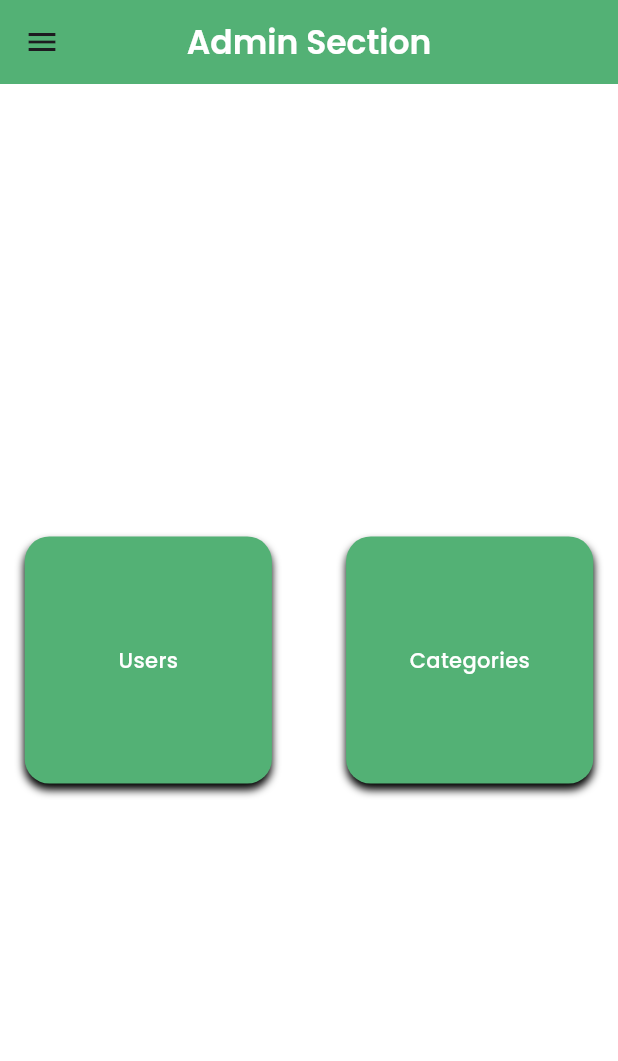
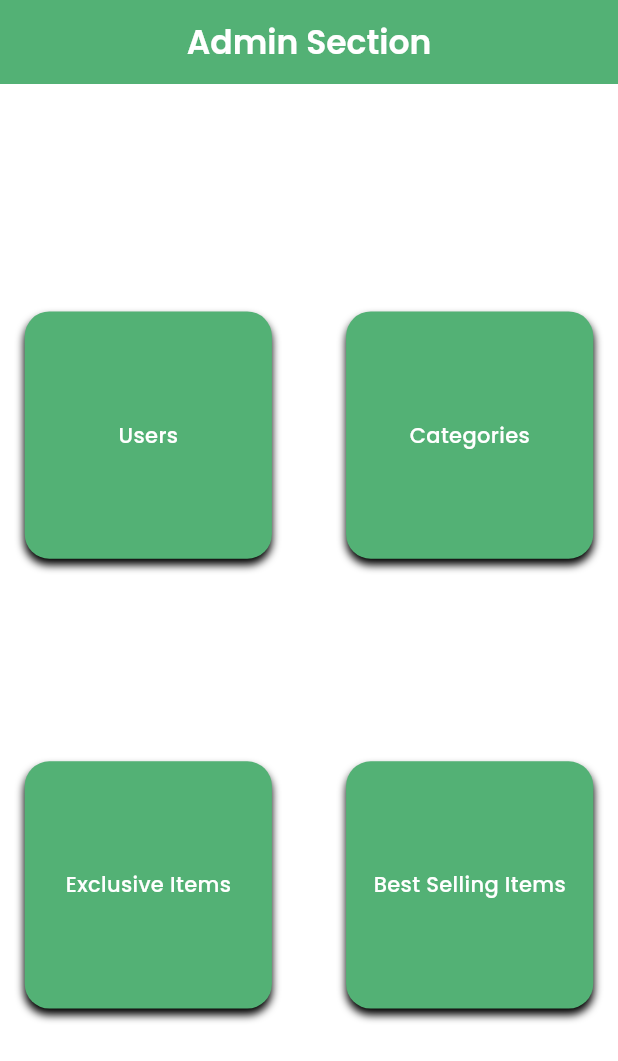
Before and after one commit to shibii787/nectar_admin, a Flutter app: the screen it shows after launch, on a phone screen of 412 x 824 dp. Shown: the top 1061 px of the screen. Run offline on Flutter 3.47's test engine with Material 3 defaults, Android fonts, the phone set to English and light mode, and no system bars; our stand-ins replace cloud_firestore, file_picker, firebase_core, firebase_storage, flutter_riverpod, google_fonts and 1 more; accounts and stored records are empty.

Commit message:
changes applied in pages

```diff
--- a/lib/app_administration/categories/app_categories.dart
+++ b/lib/app_administration/categories/app_categories.dart
@@ -91,9 +91,6 @@ class _categoriesState extends State<categories> {
 
                 },
               ),
-              ElevatedButton(onPressed: () {
-                Text("Submit");
-              }, child: Text(""))
             ],
           ),
         ),
--- a/lib/app_administration/categories/itemAddPage.dart
+++ b/lib/app_administration/categories/itemAddPage.dart
@@ -1,6 +1,4 @@
 import 'dart:typed_data';
-
-
 import 'package:file_picker/file_picker.dart';
 import 'package:firebase_storage/firebase_storage.dart';
 import 'package:flutter/material.dart';
--- a/lib/app_administration/home_page.dart
+++ /dev/null
@@ -1,287 +0,0 @@
-// import 'package:cloud_firestore/cloud_firestore.dart';
-// import 'package:flutter/material.dart';
-// import 'package:nectar_admin/app_administration/categories/add_category.dart';
-// import 'package:nectar_admin/app_administration/categories/app_categories.dart';
-// import 'package:nectar_admin/app_administration/users/app_users.dart';
-// import 'package:nectar_admin/core/common/colors.dart';
-// import 'package:sidebarx/sidebarx.dart';
-//
-// import '../main.dart';
-//
-// class homePage extends StatefulWidget {
-//   const homePage({super.key});
-//
-//   @override
-//   State<homePage> createState() => _homePageState();
-// }
-// class _homePageState extends State<homePage> {
-//
-//   bool isSmallscreen = false;
-//
-//   final _controller=SidebarXController(selectedIndex: 0,extended: true);
-//
-//   final _key= GlobalKey<ScaffoldState>();
-//
-//   @override
-//   Widget build(BuildContext context) {
-//     return Scaffold(
-//       key: _key,
-//       backgroundColor: theColors.primaryColor,
-//       appBar: isSmallscreen ? AppBar(
-//         leading: IconButton(
-//             onPressed: () {
-//               _key.currentState?.openDrawer();
-//             },
-//             icon: Icon(Icons.menu)),
-//         backgroundColor: theColors.third,
-//         automaticallyImplyLeading: false,
-//         centerTitle: true,
-//         title: Text("Admin Section",style: TextStyle(
-//           fontWeight: FontWeight.w600,
-//           color: theColors.primaryColor,
-//         ),),
-//       ) : null,
-//       drawer: Sidebar(controller: _controller),
-//       body: Padding(
-//         padding: EdgeInsets.all(w*0.04),
-//         child: Column(
-//           mainAxisAlignment: MainAxisAlignment.spaceEvenly,
-//           children: [
-//             Row(
-//               mainAxisAlignment: MainAxisAlignment.spaceBetween,
-//               children: [
-//                 InkWell(
-//                   onTap: () {
-//                     Navigator.push(context, MaterialPageRoute(builder: (context) => appUsers(),));                  },
-//                   child: Container(
-//                     height: h*0.2,
-//                     width: w*0.4,
-//                     decoration: BoxDecoration(
-//                       borderRadius: BorderRadius.circular(w*0.04),
-//                       color: theColors.third,
-//                       boxShadow: [
-//                         BoxShadow(
-//                           color: theColors.secondary,
-//                           blurRadius: w*0.01,
-//                           spreadRadius: w*0.0001,
-//                           offset: Offset(0, 4)
-//                         )
-//                       ]
-//                     ),
-//                     child: Center(
-//                       child: Text("Users",style: TextStyle(
-//                         fontWeight: FontWeight.w500,
-//                         color: theColors.primaryColor
-//                       ),),
-//                     ),
-//                   ),
-//                 ),
-//                 InkWell(
-//                   onTap: () {
-//                     Navigator.push(context, MaterialPageRoute(builder: (context) => addCategory(),));
-//                   },
-//                   child: Container(
-//                     height: h*0.2,
-//                     width: w*0.4,
-//                     decoration: BoxDecoration(
-//                       borderRadius: BorderRadius.circular(w*0.04),
-//                       color: theColors.third,
-//                       boxShadow: [
-//                         BoxShadow(
-//                           color: theColors.secondary,
-//                           blurRadius: w*0.01,
-//                           spreadRadius: w*0.0001,
-//                           offset: Offset(0, 4)
-//                         )
-//                       ]
-//                     ),
-//                     child: Center(
-//                       child: Text("Categories",style: TextStyle(
-//                         fontWeight: FontWeight.w500,
-//                         color: theColors.primaryColor
-//                       ),),
-//                     ),
-//                   ),
-//                 ),
-//               ],
-//             )
-//           ],
-//         ),
-//       ),
-//     );
-//
-//   }
-// }
-// class Sidebar extends StatelessWidget {
-//   const Sidebar({super.key,required SidebarXController controller}):_controller=controller;
-//   final SidebarXController _controller;
-//
-//
-//   @override
-//   Widget build(BuildContext context) {
-//     return SidebarX(controller:_controller,
-//         theme: SidebarXTheme(
-//           decoration: BoxDecoration(
-//             color: Colors.cyan,
-//             borderRadius: BorderRadius.only(topRight: Radius.circular(w*0.03),bottomRight: Radius.circular(w*0.03))
-//           ),
-//           iconTheme: IconThemeData(
-//             color: Colors.white
-//           ),
-//     ),
-//       items: [
-//         SidebarXItem(icon: Icons.home,label: "Home"),
-//         SidebarXItem(icon: Icons.search,label: "Search"),
-//         SidebarXItem(icon: Icons.settings,label: "settings"),
-//       ],
-//     );
-//
-//   }
-// }
-//
-
-import 'package:flutter/material.dart';
-import 'package:nectar_admin/app_administration/categories/add_category.dart';
-import 'package:nectar_admin/app_administration/categories/app_categories.dart';
-import 'package:nectar_admin/app_administration/users/app_users.dart';
-import 'package:nectar_admin/core/common/colors.dart';
-import 'package:sidebarx/sidebarx.dart';
-
-class homePage extends StatefulWidget {
-  const homePage({super.key});
-
-  @override
-  State<homePage> createState() => _homePageState();
-}
-
-class _homePageState extends State<homePage> {
-  bool isSmallScreen = false;
-  final _controller = SidebarXController(selectedIndex: 0, extended: true);
-  final _key = GlobalKey<ScaffoldState>();
-
-  @override
-  Widget build(BuildContext context) {
-    // Determine if the screen is small or large
-    isSmallScreen = MediaQuery.of(context).size.width < 600;
-
-    return Scaffold(
-      key: _key,
-      backgroundColor: theColors.primaryColor,
-      appBar: isSmallScreen ? AppBar(
-        leading: IconButton(
-            onPressed: () {
-              _key.currentState?.openDrawer();
-            },
-            icon: Icon(Icons.menu)),
-        backgroundColor: theColors.third,
-        automaticallyImplyLeading: false,
-        centerTitle: true,
-        title: Text(
-          "Admin Section",
-          style: TextStyle(
-            fontWeight: FontWeight.w600,
-            color: theColors.primaryColor,
-          ),
-        ),
-      ) : null,
-      drawer: isSmallScreen ? Sidebar(controller: _controller) : null,
-      body: Row(
-        children: [
-          if (!isSmallScreen) Sidebar(controller: _controller),
-          Expanded(
-            child: Padding(
-              padding: EdgeInsets.all(MediaQuery.of(context).size.width * 0.04),
-              child: Column(
-                mainAxisAlignment: MainAxisAlignment.spaceEvenly,
-                children: [
-                  Row(
-                    mainAxisAlignment: MainAxisAlignment.spaceBetween,
-                    children: [
-                      _buildNavigationCard(
-                        context,
-                        title: "Users",
-                        onTap: () => Navigator.push(
-                          context,
-                          MaterialPageRoute(builder: (context) => appUsers()),
-                        ),
-                      ),
-                      _buildNavigationCard(
-                        context,
-                        title: "Categories",
-                        onTap: () => Navigator.push(
-                          context,
-                          MaterialPageRoute(builder: (context) => addCategory()),
-                        ),
-                      ),
-                    ],
-                  ),
-                ],
-              ),
-            ),
-          ),
-        ],
-      ),
-    );
-  }
-
-  Widget _buildNavigationCard(BuildContext context, {required String title, required VoidCallback onTap}) {
-    final size = MediaQuery.of(context).size;
-    return InkWell(
-      onTap: onTap,
-      child: Container(
-        height: size.height * 0.2,
-        width: size.width * 0.4,
-        decoration: BoxDecoration(
-          borderRadius: BorderRadius.circular(size.width * 0.04),
-          color: theColors.third,
-          boxShadow: [
-            BoxShadow(
-              color: theColors.secondary,
-              blurRadius: size.width * 0.01,
-              spreadRadius: size.width * 0.0001,
-              offset: Offset(0, 4),
-            ),
-          ],
-        ),
-        child: Center(
-          child: Text(
-            title,
-            style: TextStyle(
-              fontWeight: FontWeight.w500,
-              color: theColors.primaryColor,
-            ),
-          ),
-        ),
-      ),
-    );
-  }
-}
-
-class Sidebar extends StatelessWidget {
-  const Sidebar({super.key, required SidebarXController controller}) : _controller = controller;
-  final SidebarXController _controller;
-
-  @override
-  Widget build(BuildContext context) {
-    return SidebarX(
-      controller: _controller,
-      theme: SidebarXTheme(
-        decoration: BoxDecoration(
-          color: Colors.cyan,
-          borderRadius: BorderRadius.only(
-            topRight: Radius.circular(MediaQuery.of(context).size.width * 0.03),
-            bottomRight: Radius.circular(MediaQuery.of(context).size.width * 0.03),
-          ),
-        ),
-        iconTheme: IconThemeData(
-          color: Colors.white,
-        ),
-      ),
-      items: [
-        SidebarXItem(icon: Icons.home, label: "Home"),
-        SidebarXItem(icon: Icons.search, label: "Search"),
-        SidebarXItem(icon: Icons.settings, label: "Settings"),
-      ],
-    );
-  }
-}
--- a/lib/app_intro/splash.dart
+++ b/lib/app_intro/splash.dart
@@ -1,7 +1,5 @@
-import 'dart:html';
-
 import 'package:flutter/material.dart';
-import 'package:nectar_admin/app_administration/home_page.dart';
+import 'package:nectar_admin/home_page.dart';
 import 'package:nectar_admin/core/common/colors.dart';
 
 import '../main.dart';
--- /dev/null
+++ b/lib/home_page.dart
@@ -0,0 +1,158 @@
+import 'package:flutter/material.dart';
+import 'package:nectar_admin/app_administration/categories/add_category.dart';
+import 'package:nectar_admin/app_administration/users/app_users.dart';
+import 'package:nectar_admin/core/common/colors.dart';
+
+
+import '../main.dart';
+
+class homePage extends StatefulWidget {
+  const homePage({super.key});
+
+  @override
+  State<homePage> createState() => _homePageState();
+}
+class _homePageState extends State<homePage> {
+
+  @override
+  Widget build(BuildContext context) {
+    return Scaffold(
+      backgroundColor: theColors.primaryColor,
+      appBar: AppBar(
+        backgroundColor: theColors.third,
+        automaticallyImplyLeading: false,
+        centerTitle: true,
+        title: Text("Admin Section",style: TextStyle(
+          fontWeight: FontWeight.w600,
+          color: theColors.primaryColor,
+        ),),
+      ),
+      body: Padding(
+        padding: EdgeInsets.all(w*0.04),
+        child: Column(
+          mainAxisAlignment: MainAxisAlignment.spaceEvenly,
+          children: [
+            Row(
+              mainAxisAlignment: MainAxisAlignment.spaceBetween,
+              children: [
+                InkWell(
+                  onTap: () {
+                    Navigator.push(context, MaterialPageRoute(builder: (context) => appUsers(),));                  },
+                  child: Container(
+                    height: h*0.2,
+                    width: w*0.4,
+                    decoration: BoxDecoration(
+                      borderRadius: BorderRadius.circular(w*0.04),
+                      color: theColors.third,
+                      boxShadow: [
+                        BoxShadow(
+                          color: theColors.secondary,
+                          blurRadius: w*0.01,
+                          spreadRadius: w*0.0001,
+                          offset: Offset(0, 4)
+                        )
+                      ]
+                    ),
+                    child: Center(
+                      child: Text("Users",style: TextStyle(
+                        fontWeight: FontWeight.w500,
+                        color: theColors.primaryColor
+                      ),),
+                    ),
+                  ),
+                ),
+                InkWell(
+                  onTap: () {
+                    Navigator.push(context, MaterialPageRoute(builder: (context) => addCategory(),));
+                  },
+                  child: Container(
+                    height: h*0.2,
+                    width: w*0.4,
+                    decoration: BoxDecoration(
+                      borderRadius: BorderRadius.circular(w*0.04),
+                      color: theColors.third,
+                      boxShadow: [
+                        BoxShadow(
+                          color: theColors.secondary,
+                          blurRadius: w*0.01,
+                          spreadRadius: w*0.0001,
+                          offset: Offset(0, 4)
+                        )
+                      ]
+                    ),
+                    child: Center(
+                      child: Text("Categories",style: TextStyle(
+                        fontWeight: FontWeight.w500,
+                        color: theColors.primaryColor
+                      ),),
+                    ),
+                  ),
+                ),
+              ],
+            ),
+            Row(
+              mainAxisAlignment: MainAxisAlignment.spaceBetween,
+              children: [
+                InkWell(
+                  onTap: () {
+
+                  },
+                  child: Container(
+                    height: h*0.2,
+                    width: w*0.4,
+                    decoration: BoxDecoration(
+                        borderRadius: BorderRadius.circular(w*0.04),
+                        color: theColors.third,
+                        boxShadow: [
+                          BoxShadow(
+                              color: theColors.secondary,
+                              blurRadius: w*0.01,
+                              spreadRadius: w*0.0001,
+                              offset: Offset(0, 4)
+                          )
+                        ]
+                    ),
+                    child: Center(
+                      child: Text("Exclusive Items",style: TextStyle(
+                          fontWeight: FontWeight.w500,
+                          color: theColors.primaryColor
+                      ),),
+                    ),
+                  ),
+                ),
+                InkWell(
+                  onTap: () {
+
+                  },
+                  child: Container(
+                    height: h*0.2,
+                    width: w*0.4,
+                    decoration: BoxDecoration(
+                        borderRadius: BorderRadius.circular(w*0.04),
+                        color: theColors.third,
+                        boxShadow: [
+                          BoxShadow(
+                              color: theColors.secondary,
+                              blurRadius: w*0.01,
+                              spreadRadius: w*0.0001,
+                              offset: Offset(0, 4)
+                          )
+                        ]
+                    ),
+                    child: Center(
+                      child: Text("Best Selling Items",style: TextStyle(
+                          fontWeight: FontWeight.w500,
+                          color: theColors.primaryColor
+                      ),),
+                    ),
+                  ),
+                ),
+              ],
+            ),
+          ],
+        ),
+      ),
+    );
+
+  }
+}
--- a/lib/main.dart
+++ b/lib/main.dart
@@ -2,9 +2,12 @@ import 'package:firebase_core/firebase_core.dart';
 import 'package:flutter/material.dart';
 import 'package:flutter_riverpod/flutter_riverpod.dart';
 import 'package:google_fonts/google_fonts.dart';
-import 'package:nectar_admin/app_administration/home_page.dart';
+import 'package:nectar_admin/app_administration/categories/app_categories.dart';
+import 'package:nectar_admin/home_page.dart';
+import 'package:nectar_admin/app_administration/users/app_users.dart';
 import 'package:nectar_admin/app_intro/splash.dart';
 import 'package:sidebarx/sidebarx.dart';
+
 
 import 'firebase_options.dart';
 
--- a/pubspec.yaml
+++ b/pubspec.yaml
@@ -35,10 +35,10 @@ dependencies:
   # The following adds the Cupertino Icons font to your application.
   # Use with the CupertinoIcons class for iOS style icons.
   cupertino_icons: ^1.0.6
-  firebase_core: ^2.24.2
+  firebase_core: ^2.31.0
   cloud_firestore: ^4.14.0
-  firebase_storage: ^11.6.0
-  firebase_auth:
+  firebase_storage: ^11.7.5
+  firebase_auth: ^4.19.5
   google_sign_in: ^6.1.6
   sidebarx: ^0.17.1
   shared_preferences: ^2.2.3
```
Also changed, not shown: lib/home_withSidebar.dart (added, +145 -0 lines), pubspec.lock.
